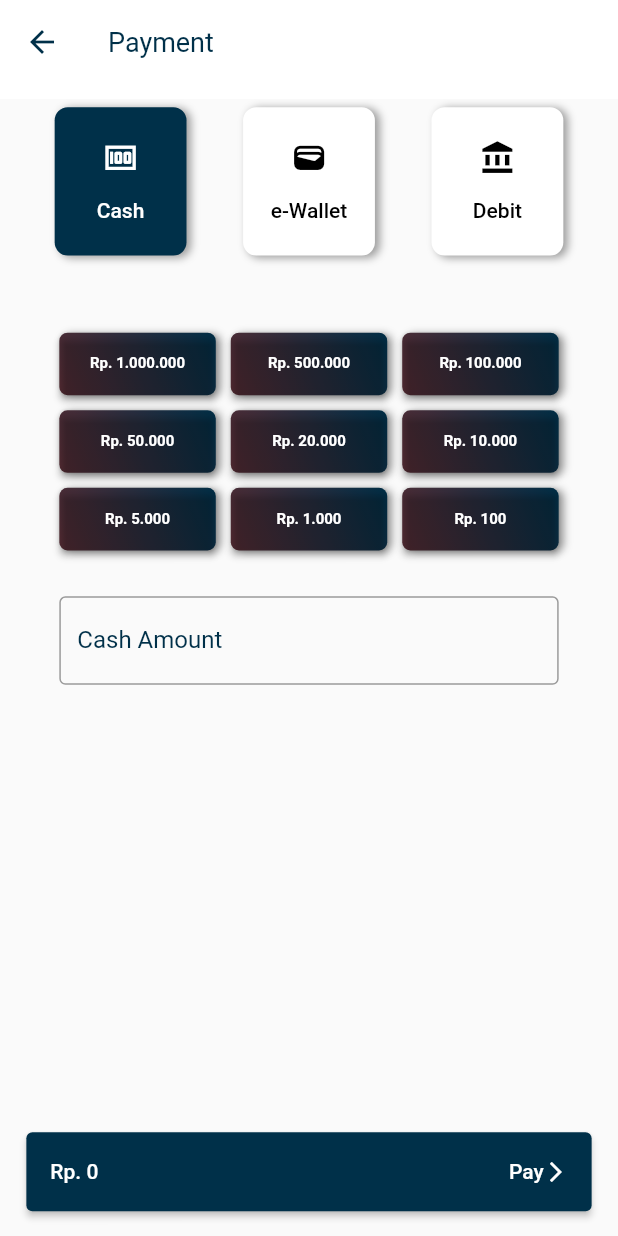
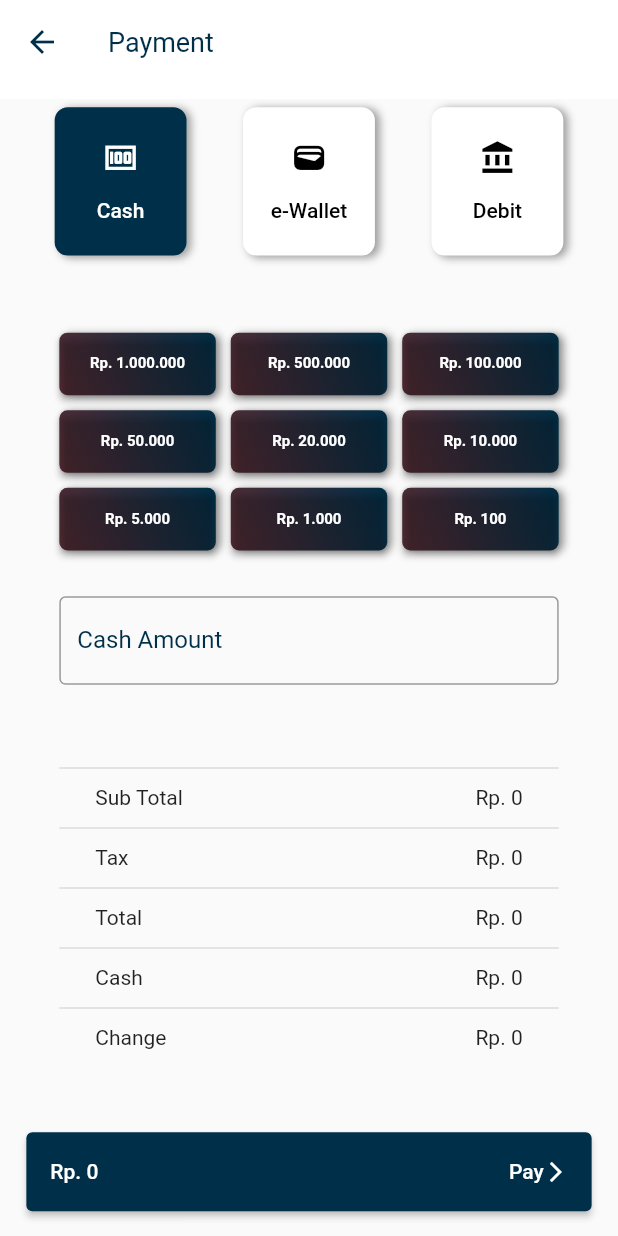
Before and after one commit to PranaTobing/inpos, a Flutter app: the PaymentScreen screen opened directly with empty values, on a phone screen of 412 x 824 dp. Run offline on Flutter 3.47's test engine with Material 2 defaults, Android fonts, the phone set to English and light mode, and no system bars; our stand-ins replace flutter_svg.

Commit message:
cash payment overview cash

```diff
--- a/lib/screens/main_screen.dart
+++ b/lib/screens/main_screen.dart
@@ -3,6 +3,7 @@ import 'package:inpos/screens/dashboard/header/header_screen.dart';
 import 'package:inpos/screens/dashboard/statistics_overall/statistics_overall_widget.dart';
 import 'package:inpos/settings/size_config.dart';
 
+import '../components/coming_soon_widget.dart';
 import 'navigation_bar/menu_bar_widget.dart';
 
 class MainScreen extends StatefulWidget {
@@ -18,14 +19,8 @@ class _MainScreenState extends State<MainScreen> {
       TextStyle(fontSize: 30, fontWeight: FontWeight.bold);
   static const List<Widget> _widgetOptions = <Widget>[
     StatsOverallWidget(),
-    Text(
-      'Page2: Online Order',
-      style: optionStyle,
-    ),
-    Text(
-      'Page3: Settings',
-      style: optionStyle,
-    ),
+    ComingSoon(text: 'Page2: Online Order'),
+    ComingSoon(text: 'Page3: Settings'),
   ];
 
   void _onItemTapped(int index) {
--- a/lib/screens/payment/payment_cash_body.dart
+++ b/lib/screens/payment/payment_cash_body.dart
@@ -1,12 +1,15 @@
 import 'package:flutter/material.dart';
 
 import '../../settings/constants.dart';
+import '../../settings/currency_format.dart';
 import '../../settings/size_config.dart';
 import 'payment_constants.dart';
 import 'payment_instan_grid.dart';
 
 class PaymentCashBody extends StatefulWidget {
-  const PaymentCashBody({Key? key}) : super(key: key);
+  const PaymentCashBody({Key? key, required this.subTotal}) : super(key: key);
+
+  final int subTotal;
 
   @override
   State<PaymentCashBody> createState() => _PaymentCashBodyState();
@@ -14,7 +17,7 @@ class PaymentCashBody extends StatefulWidget {
 
 class _PaymentCashBodyState extends State<PaymentCashBody> {
   late TextEditingController _cashAmountController;
-  late String cashAmount;
+  late String cashAmount = '0';
 
   @override
   void initState() {
@@ -84,8 +87,49 @@ class _PaymentCashBodyState extends State<PaymentCashBody> {
               });
             },
           ),
+          SizedBox(
+            height: getProportionateScreenWidth(50),
+          ),
+          SizedBox(
+            width: double.infinity,
+            child: DataTable(
+              columnSpacing: 83,
+              headingRowHeight: 0,
+              dataRowHeight: double.parse('40'),
+              columns: const [
+                DataColumn(label: Text('')),
+                DataColumn(label: Text('')),
+              ],
+              rows: [
+                dataRow(title: 'Sub Total', amount: widget.subTotal),
+                dataRow(title: 'Tax', amount: 0),
+                dataRow(title: 'Total', amount: widget.subTotal),
+                dataRow(title: 'Cash', amount: int.parse(cashAmount)),
+                dataRow(
+                    title: 'Change',
+                    amount: int.parse(cashAmount) - widget.subTotal),
+              ],
+            ),
+          ),
         ],
       ),
     );
   }
+
+  DataRow dataRow({required String title, required int amount}) {
+    return DataRow(
+      cells: [
+        DataCell(Text(title)),
+        DataCell(
+          Align(
+            alignment: Alignment.centerRight,
+            child: Text(
+              CurrencyFormat.convertToIdr(amount, 0),
+              textAlign: TextAlign.right,
+            ),
+          ),
+        ),
+      ],
+    );
+  }
 }
--- a/lib/screens/payment/payment_screen.dart
+++ b/lib/screens/payment/payment_screen.dart
@@ -63,12 +63,12 @@ class _PaymentScreenState extends State<PaymentScreen>
                   child: TabBarView(
                     physics: const NeverScrollableScrollPhysics(),
                     controller: tabController,
-                    children: const [
-                      PaymentCashBody(),
-                      ComingSoon(
+                    children: [
+                      PaymentCashBody(subTotal: args.totalHarga),
+                      const ComingSoon(
                         text: 'e-Wallet Coming Soon',
                       ),
-                      ComingSoon(
+                      const ComingSoon(
                         text: 'debit Coming Soon',
                       ),
                     ],
```
